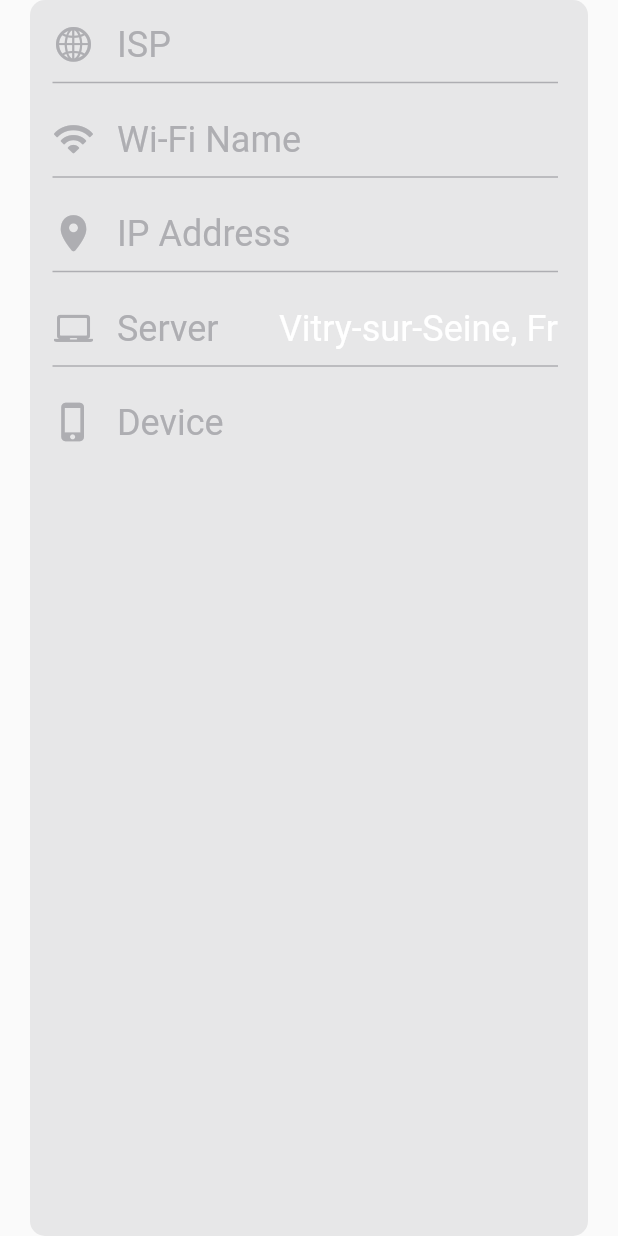
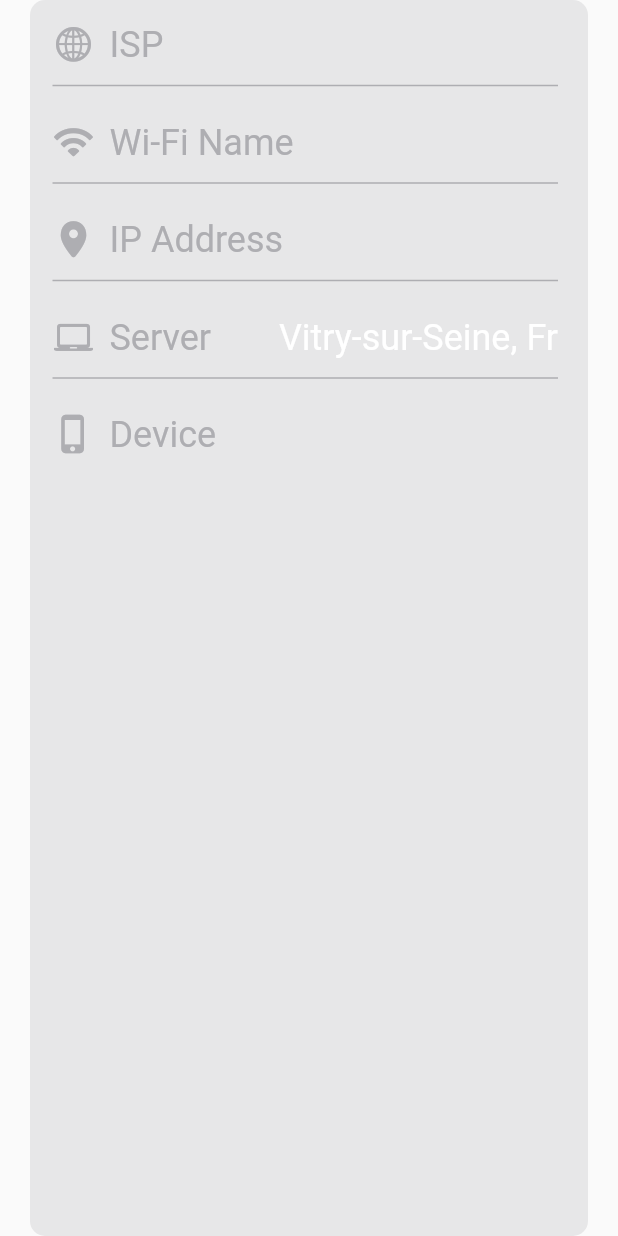
Before and after one commit to GhostuSs/wifi_speedometer, a Flutter app: the WifiInfoCard widget shown alone on an empty page, opened directly, on a phone screen of 412 x 824 dp. Run offline on Flutter 3.47's test engine with Material 2 defaults, Android fonts, the light colour scheme and no system bars; Roboto replaces fonts that are missing (OpenSans-Regular).

Commit message:
'fixed containers in result screen'

```diff
--- a/lib/presentation/components/wifiInfoCard.dart
+++ b/lib/presentation/components/wifiInfoCard.dart
@@ -36,13 +36,18 @@ class WifiInfoCard extends StatelessWidget{
 Widget fields(IconData icon,String nameOfField,value,last){
     double fontSize=24;
     double iconSize=28;
-    return Column(
+    return Padding(
+      padding: EdgeInsets.only(top: 15),
+      child: Column(
+        mainAxisSize: MainAxisSize.min,
         children: [
-        Row(
+          Padding(
+              padding: EdgeInsets.only(bottom: 5),
+              child: Row(
                 crossAxisAlignment: CrossAxisAlignment.end,
                 children: [
                   Padding(
-                padding: EdgeInsets.only(top: 15,bottom: 1),
+                      padding: EdgeInsets.only(bottom: 1),
                       child: Icon(
                         icon,
                         color: kPersonalLightGrey,
@@ -50,7 +55,7 @@ Widget fields(IconData icon,String nameOfField,value,last){
                       )
                   ),//Icon
                   Padding(
-                padding: EdgeInsets.only(left: 15),
+                      padding: EdgeInsets.only(left: 10),
                       child: FittedBox(
                         fit: BoxFit.scaleDown,
                         child: Text(
@@ -79,8 +84,8 @@ Widget fields(IconData icon,String nameOfField,value,last){
                   ),
                 ],
 
+              )
           ),
-        SizedBox(height: 3),
           last
               ? Text('')
               : Divider(
@@ -88,6 +93,7 @@ Widget fields(IconData icon,String nameOfField,value,last){
             color: kPersonalLightGrey,
           )
         ],
+      ),
     );
 }
 
```
Lines whose indentation alone changed are shown as unchanged.
